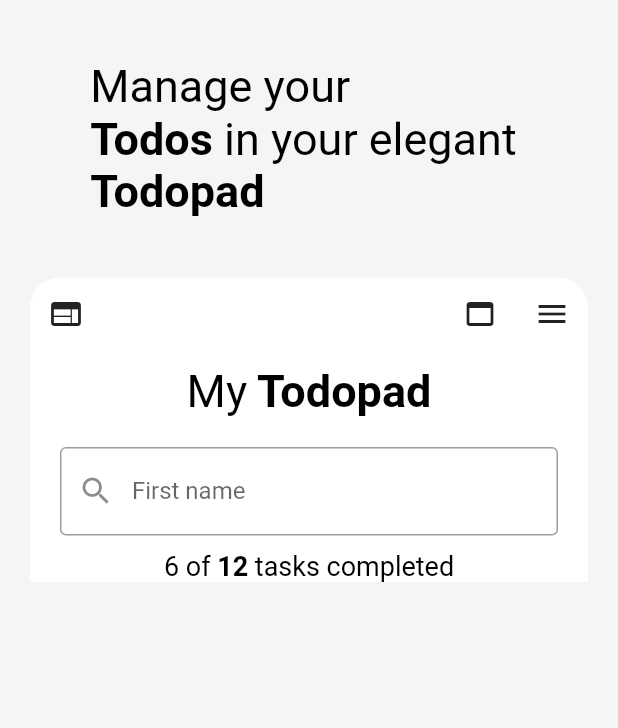
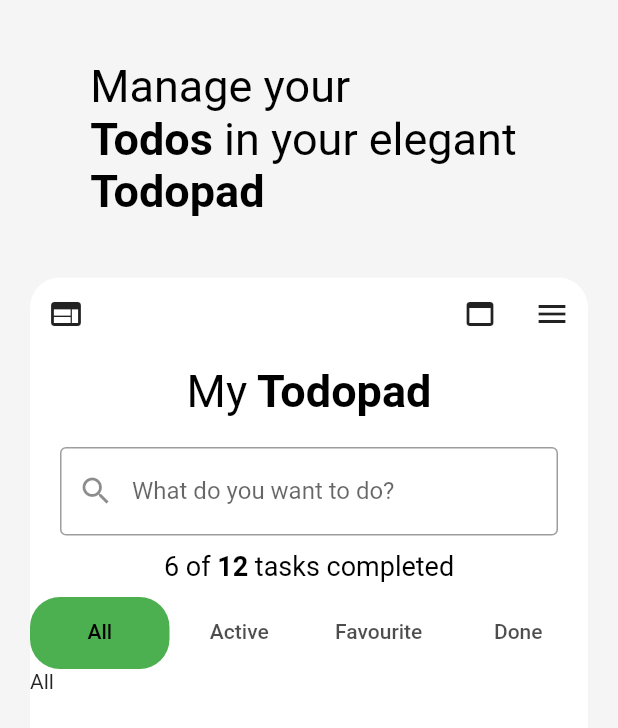
Before and after one commit to kiranrana8973/todo_app, a Flutter app: the screen it shows after launch, on a phone screen of 412 x 824 dp. Shown: the top 728 px of the screen. Run offline on Flutter 3.47's test engine with Material 2 defaults, Android fonts, the phone set to English and light mode, and no system bars; our stand-ins replace dartz, equatable, flutter_riverpod.

Commit message:
Fixed tab bar problem

```diff
--- a/lib/presentation/screen/home_screen.dart
+++ b/lib/presentation/screen/home_screen.dart
@@ -3,11 +3,31 @@ import 'package:flutter_riverpod/flutter_riverpod.dart';
 import 'package:todo_app/presentation/controller/todo_controller.dart';
 import 'package:todo_app/presentation/widgets/header_widget.dart';
 
-class HomeScreen extends ConsumerWidget {
+class HomeScreen extends ConsumerStatefulWidget {
   const HomeScreen({super.key});
 
   @override
-  Widget build(BuildContext context, WidgetRef ref) {
+  ConsumerState<HomeScreen> createState() => _HomeScreenState();
+}
+
+class _HomeScreenState extends ConsumerState<HomeScreen>
+    with TickerProviderStateMixin {
+  late final TabController _tabController;
+
+  @override
+  void initState() {
+    super.initState();
+    _tabController = TabController(length: 4, vsync: this);
+  }
+
+  @override
+  void dispose() {
+    _tabController.dispose();
+    super.dispose();
+  }
+
+  @override
+  Widget build(BuildContext context) {
     var todos = ref.watch(todoControllerProvider);
 
     if (todos.isLoading) {
@@ -22,7 +42,8 @@ class HomeScreen extends ConsumerWidget {
             const SizedBox(height: 40),
             const HeaderWidget(),
             const SizedBox(height: 40),
-            Padding(
+            Expanded(
+              child: Padding(
                 padding: const EdgeInsets.symmetric(horizontal: 20),
                 child: Container(
                   decoration: const BoxDecoration(
@@ -34,49 +55,8 @@ class HomeScreen extends ConsumerWidget {
                   ),
                   child: Column(
                     children: [
-                    Row(
-                      children: [
-                        IconButton(
-                          onPressed: () {},
-                          icon: const Icon(Icons.web),
-                        ),
-                        const Spacer(),
-                        IconButton(
-                          onPressed: () {},
-                          icon: const Icon(Icons.web_asset),
-                        ),
-                        IconButton(
-                          onPressed: () {},
-                          icon: const Icon(Icons.menu),
-                        ),
-                      ],
-                    ),
-                    Align(
-                      alignment: Alignment.center,
-                      child: Padding(
-                        padding: const EdgeInsets.symmetric(
-                          horizontal: 20,
-                          vertical: 10,
-                        ),
-                        child: RichText(
-                          text: const TextSpan(
-                            text: 'My',
-                            style: TextStyle(
-                              color: Colors.black,
-                              fontSize: 30,
-                            ),
-                            children: [
-                              TextSpan(
-                                text: ' Todopad',
-                                style: TextStyle(
-                                  fontWeight: FontWeight.bold,
-                                ),
-                              ),
-                            ],
-                          ),
-                        ),
-                      ),
-                    ),
+                      const TopRow(),
+                      const Header(),
                       Padding(
                         padding: const EdgeInsets.symmetric(
                           horizontal: 20,
@@ -85,7 +65,7 @@ class HomeScreen extends ConsumerWidget {
                         child: TextFormField(
                           decoration: const InputDecoration(
                             prefixIcon: Icon(Icons.search),
-                          labelText: 'First name',
+                            labelText: 'What do you want to do?',
                             border: OutlineInputBorder(),
                           ),
                         ),
@@ -114,7 +94,34 @@ class HomeScreen extends ConsumerWidget {
                           ),
                         ),
                       ),
+                      const SizedBox(height: 10),
+                      TabBar(
+                        indicator: BoxDecoration(
+                          borderRadius: BorderRadius.circular(20),
+                          color: Colors.green,
+                        ),
+                        controller: _tabController,
+                        labelColor: Colors.black,
+                        tabs: const [
+                          Tab(text: 'All'),
+                          Tab(text: 'Active'),
+                          Tab(text: 'Favourite'),
+                          Tab(text: 'Done'),
                         ],
+                      ),
+                      Expanded(
+                        child: TabBarView(
+                          controller: _tabController,
+                          children: const [
+                            Text('All'),
+                            Text('Active'),
+                            Text('Favourite'),
+                            Text('Done'),
+                          ],
+                        ),
+                      ),
+                    ],
+                  ),
                 ),
               ),
             ),
@@ -124,3 +131,66 @@ class HomeScreen extends ConsumerWidget {
     }
   }
 }
+
+class Header extends StatelessWidget {
+  const Header({
+    super.key,
+  });
+
+  @override
+  Widget build(BuildContext context) {
+    return Align(
+      alignment: Alignment.center,
+      child: Padding(
+        padding: const EdgeInsets.symmetric(
+          horizontal: 20,
+          vertical: 10,
+        ),
+        child: RichText(
+          text: const TextSpan(
+            text: 'My',
+            style: TextStyle(
+              color: Colors.black,
+              fontSize: 30,
+            ),
+            children: [
+              TextSpan(
+                text: ' Todopad',
+                style: TextStyle(
+                  fontWeight: FontWeight.bold,
+                ),
+              ),
+            ],
+          ),
+        ),
+      ),
+    );
+  }
+}
+
+class TopRow extends StatelessWidget {
+  const TopRow({
+    super.key,
+  });
+
+  @override
+  Widget build(BuildContext context) {
+    return Row(
+      children: [
+        IconButton(
+          onPressed: () {},
+          icon: const Icon(Icons.web),
+        ),
+        const Spacer(),
+        IconButton(
+          onPressed: () {},
+          icon: const Icon(Icons.web_asset),
+        ),
+        IconButton(
+          onPressed: () {},
+          icon: const Icon(Icons.menu),
+        ),
+      ],
+    );
+  }
+}
```
Lines whose indentation alone changed are shown as unchanged.
